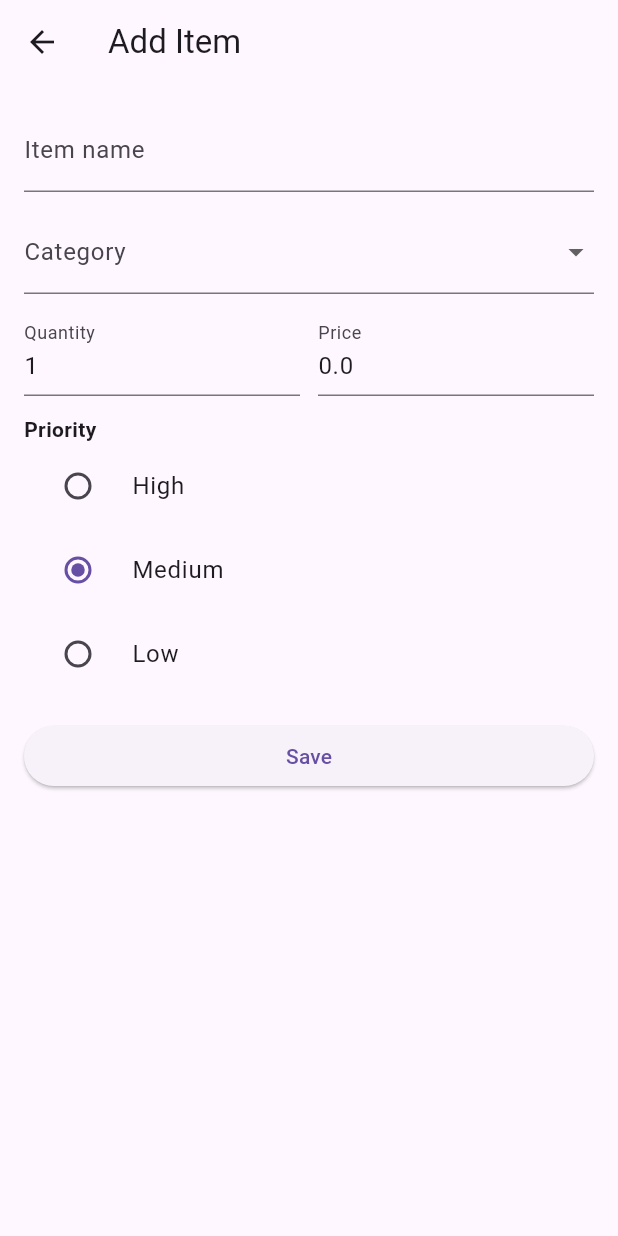
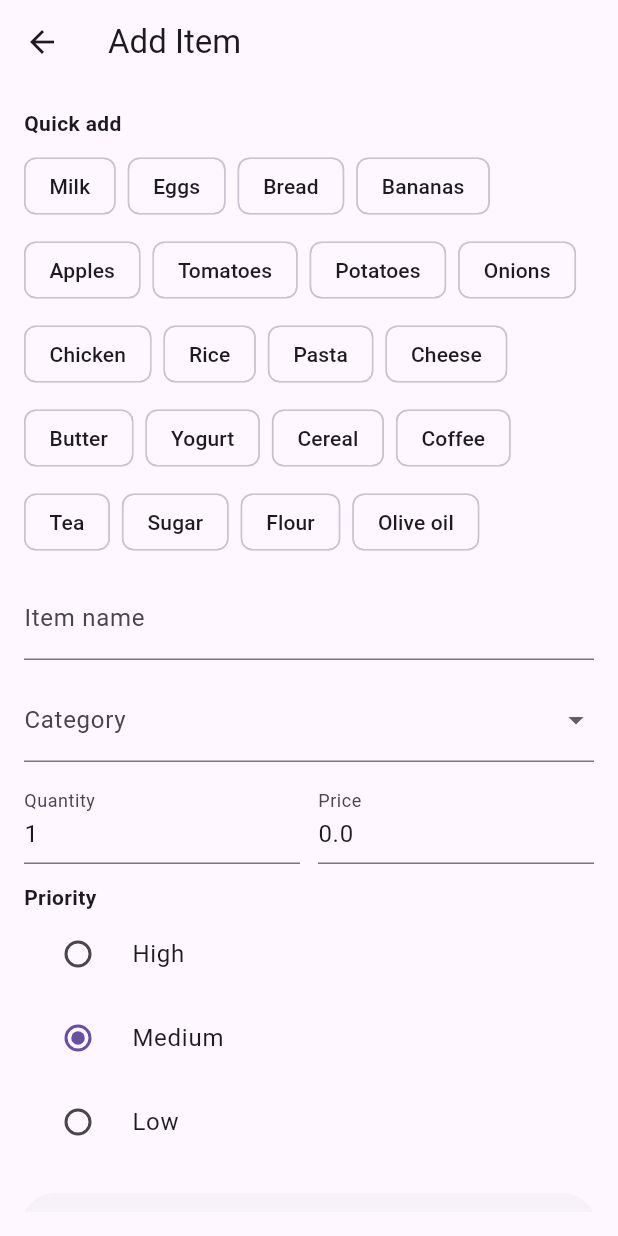
Before and after one commit to sseid4/smart_grocery_list, a Flutter app: the AddItemScreen screen opened by its route, on a phone screen of 412 x 824 dp. Run offline on Flutter 3.47's test engine with Material 3 defaults, Android fonts, the phone set to English and light mode, and no system bars; our stand-ins replace sqflite; accounts and stored records are empty.

Commit message:
Add quick items options for fast adding items to the list

```diff
--- a/grocery_list/lib/screens/add_item_screen.dart
+++ b/grocery_list/lib/screens/add_item_screen.dart
@@ -14,6 +14,7 @@ class AddItemScreen extends StatefulWidget {
 class _AddItemScreenState extends State<AddItemScreen> {
   final _formKey = GlobalKey<FormState>();
   final _nameCtrl = TextEditingController();
+  final _nameFocus = FocusNode();
   final _quantityCtrl = TextEditingController(text: '1');
   final _priceCtrl = TextEditingController(text: '0.0');
 
@@ -31,6 +32,31 @@ class _AddItemScreenState extends State<AddItemScreen> {
   ];
 
   static const List<String> _priorities = ['High', 'Medium', 'Low'];
+
+  // Quick-add presets for commonly used items. Tapping one will immediately
+  // add it to the repo with default values so users can add common items fast.
+  static const List<Map<String, dynamic>> _quickItems = [
+    {'name': 'Milk', 'category': 'Dairy', 'price': 1.5},
+    {'name': 'Eggs', 'category': 'Dairy', 'price': 2.0},
+    {'name': 'Bread', 'category': 'Bakery', 'price': 1.8},
+    {'name': 'Bananas', 'category': 'Fruits', 'price': 0.4},
+    {'name': 'Apples', 'category': 'Fruits', 'price': 0.6},
+    {'name': 'Tomatoes', 'category': 'Vegetables', 'price': 1.2},
+    {'name': 'Potatoes', 'category': 'Vegetables', 'price': 0.9},
+    {'name': 'Onions', 'category': 'Vegetables', 'price': 0.7},
+    {'name': 'Chicken', 'category': 'Meat', 'price': 5.0},
+    {'name': 'Rice', 'category': 'Pantry', 'price': 2.5},
+    {'name': 'Pasta', 'category': 'Pantry', 'price': 1.6},
+    {'name': 'Cheese', 'category': 'Dairy', 'price': 3.0},
+    {'name': 'Butter', 'category': 'Dairy', 'price': 2.2},
+    {'name': 'Yogurt', 'category': 'Dairy', 'price': 1.0},
+    {'name': 'Cereal', 'category': 'Pantry', 'price': 3.5},
+    {'name': 'Coffee', 'category': 'Pantry', 'price': 6.0},
+    {'name': 'Tea', 'category': 'Pantry', 'price': 3.0},
+    {'name': 'Sugar', 'category': 'Pantry', 'price': 1.2},
+    {'name': 'Flour', 'category': 'Pantry', 'price': 1.5},
+    {'name': 'Olive oil', 'category': 'Pantry', 'price': 7.0},
+  ];
 
   Future<void> _save() async {
     if (!(_formKey.currentState?.validate() ?? false)) return;
@@ -68,6 +94,7 @@ class _AddItemScreenState extends State<AddItemScreen> {
   @override
   void dispose() {
     _nameCtrl.dispose();
+    _nameFocus.dispose();
     _quantityCtrl.dispose();
     _priceCtrl.dispose();
     super.dispose();
@@ -83,8 +110,55 @@ class _AddItemScreenState extends State<AddItemScreen> {
           key: _formKey,
           child: ListView(
             children: [
+              const Text(
+                'Quick add',
+                style: TextStyle(fontWeight: FontWeight.bold),
+              ),
+              const SizedBox(height: 8),
+              Wrap(
+                spacing: 8,
+                runSpacing: 8,
+                children: _quickItems.map((m) {
+                  void addImmediate() {
+                    final item = Item(
+                      id: 0,
+                      name: m['name'] as String,
+                      quantity: 1,
+                      price: (m['price'] as num).toDouble(),
+                      category: m['category'] as String,
+                      priority: 'Medium',
+                    );
+                    InMemoryRepo.instance.addItem(item);
+                    ScaffoldMessenger.of(context).showSnackBar(
+                      SnackBar(content: Text('${item.name} added')),
+                    );
+                  }
+
+                  return GestureDetector(
+                    onLongPress: () {
+                      // Prefill the form so user can edit before saving
+                      setState(() {
+                        _nameCtrl.text = m['name'] as String;
+                        _category = m['category'] as String;
+                        _priceCtrl.text = (m['price'] as num).toString();
+                        _quantityCtrl.text = '1';
+                        _priority = 'Medium';
+                      });
+                      // focus the name field for convenience
+                      FocusScope.of(context).requestFocus(_nameFocus);
+                    },
+                    child: ActionChip(
+                      label: Text(m['name'] as String),
+                      onPressed: addImmediate,
+                    ),
+                  );
+                }).toList(),
+              ),
+              const SizedBox(height: 12),
+
               TextFormField(
                 controller: _nameCtrl,
+                focusNode: _nameFocus,
                 decoration: const InputDecoration(labelText: 'Item name'),
                 validator: (v) =>
                     (v == null || v.trim().isEmpty) ? 'Enter item name' : null,
```
Also changed, not shown: grocery_list/lib/models/weekly_plan.dart (+10 -5 lines), grocery_list/lib/screens/category_items_screen.dart (+32 -7 lines), grocery_list/lib/screens/home_screen.dart (+17 -7 lines), grocery_list/lib/screens/weekly_generator_screen.dart (+89 -28 lines), grocery_list/lib/widgets/priority_indicator.dart (+19 -5 lines), 1 other file.
